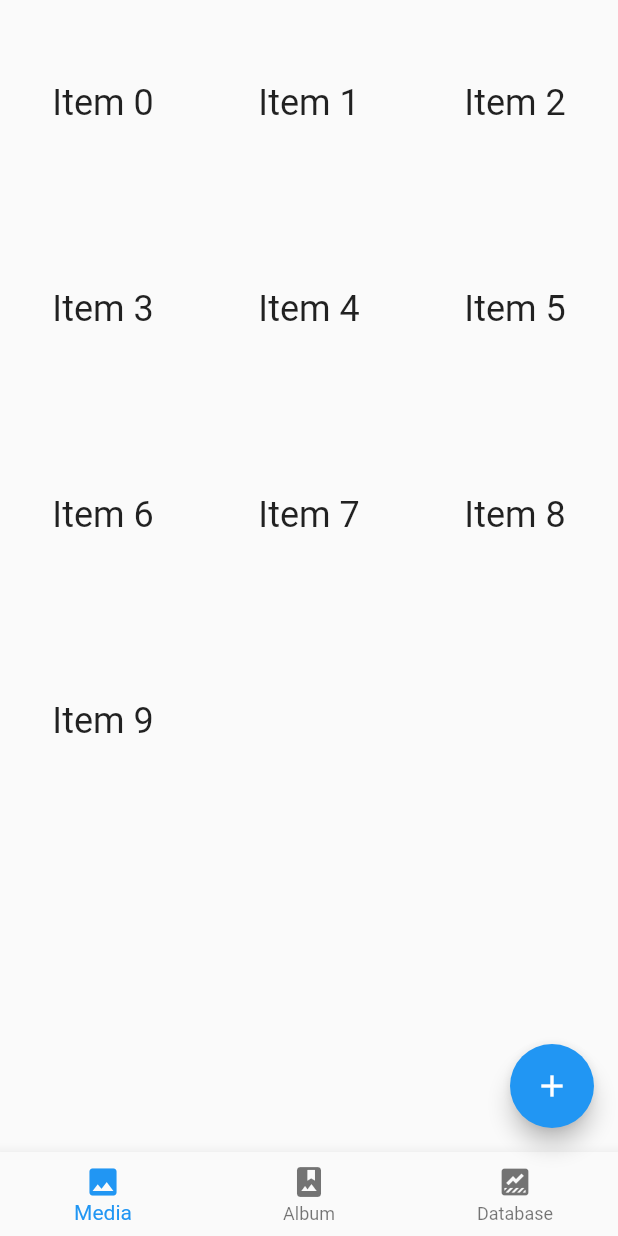
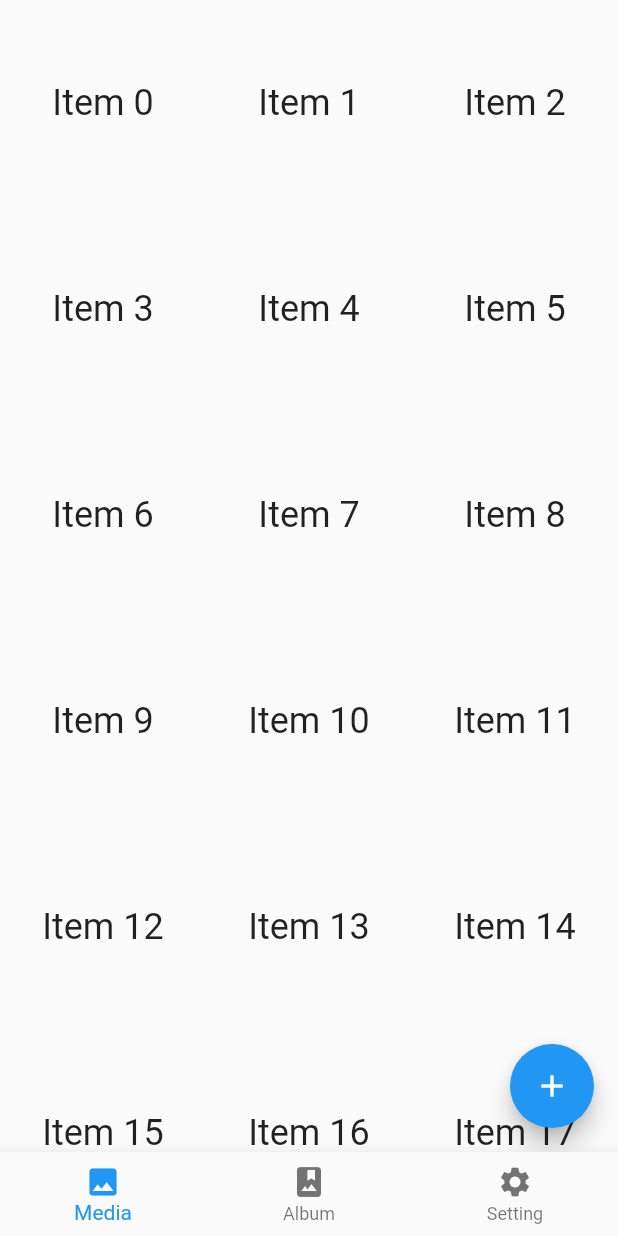
Before and after one commit to david8712403/my-personal-album-flutter, a Flutter app: the screen it shows after launch, after a tap on the "add" icon, on a phone screen of 412 x 824 dp. Run offline on Flutter 3.47's test engine with Material 2 defaults, Android fonts, the phone set to English and light mode, and no system bars.

Commit message:
Init bottom nav bar, and three screen

```diff
--- a/lib/main.dart
+++ b/lib/main.dart
@@ -1,5 +1,7 @@
 import 'package:flutter/material.dart';
-import 'package:flutter/services.dart';
+import 'package:my_album/screen/album_screen.dart';
+import 'package:my_album/screen/setting_screen.dart';
+import 'package:my_album/screen/media_screen.dart';
 
 void main() {
   runApp(const MyApp());
@@ -12,37 +14,16 @@ class MyApp extends StatelessWidget {
   @override
   Widget build(BuildContext context) {
     return MaterialApp(
-      title: 'Flutter Demo',
       theme: ThemeData(
-        // This is the theme of your application.
-        //
-        // Try running your application with "flutter run". You'll see the
-        // application has a blue toolbar. Then, without quitting the app, try
-        // changing the primarySwatch below to Colors.green and then invoke
-        // "hot reload" (press "r" in the console where you ran "flutter run",
-        // or simply save your changes to "hot reload" in a Flutter IDE).
-        // Notice that the counter didn't reset back to zero; the application
-        // is not restarted.
         primarySwatch: Colors.blue,
       ),
-      home: const MyHomePage(title: 'Flutter Demo Home Page'),
+      home: const MyHomePage(),
     );
   }
 }
 
 class MyHomePage extends StatefulWidget {
-  const MyHomePage({Key? key, required this.title}) : super(key: key);
-
-  // This widget is the home page of your application. It is stateful, meaning
-  // that it has a State object (defined below) that contains fields that affect
-  // how it looks.
-
-  // This class is the configuration for the state. It holds the values (in this
-  // case the title) provided by the parent (in this case the App widget) and
-  // used by the build method of the State. Fields in a Widget subclass are
-  // always marked "final".
-
-  final String title;
+  const MyHomePage({Key? key}) : super(key: key);
 
   @override
   State<MyHomePage> createState() => _MyHomePageState();
@@ -50,6 +31,7 @@ class MyHomePage extends StatefulWidget {
 
 class _MyHomePageState extends State<MyHomePage> {
   int _selectedIndex = 0;
+
   void _onItemTapped(int index) {
     setState(() {
       _selectedIndex = index;
@@ -59,25 +41,9 @@ class _MyHomePageState extends State<MyHomePage> {
   @override
   Widget build(BuildContext context) {
     return Scaffold(
-      body: GridView.count(
-        crossAxisCount: 3,
-        children: List.generate(10, (index) {
-          return Center(
-            child: Text(
-              'Item $index',
-              style: Theme.of(context).textTheme.headline5,
-            ),
-          );
-        }),
-      ),
-      floatingActionButton: FloatingActionButton(
-        onPressed: () => {
-          Clipboard.getData(Clipboard.kTextPlain).then((value) {
-            print(value?.text); //value is clipbarod data
-          })
-        },
-        tooltip: 'add',
-        child: const Icon(Icons.add),
+      body: IndexedStack(
+        index: _selectedIndex,
+        children: const [MediaScreen(), AlbumScreen(), SettingScreen()],
       ),
       bottomNavigationBar: BottomNavigationBar(
         items: const [
@@ -90,8 +56,8 @@ class _MyHomePageState extends State<MyHomePage> {
             label: 'Album',
           ),
           BottomNavigationBarItem(
-            icon: Icon(Icons.data_thresholding),
-            label: 'Database',
+            icon: Icon(Icons.settings),
+            label: 'Setting',
           ),
         ],
         currentIndex: _selectedIndex,
--- /dev/null
+++ b/lib/screen/album_screen.dart
@@ -0,0 +1,15 @@
+import 'package:flutter/material.dart';
+
+class AlbumScreen extends StatefulWidget {
+  const AlbumScreen({Key? key}) : super(key: key);
+
+  @override
+  State<AlbumScreen> createState() => _AlbumScreenState();
+}
+
+class _AlbumScreenState extends State<AlbumScreen> {
+  @override
+  Widget build(BuildContext context) {
+    return const Center(child: Text("Album Screen"));
+  }
+}
--- /dev/null
+++ b/lib/screen/media_screen.dart
@@ -0,0 +1,37 @@
+import 'package:flutter/material.dart';
+import 'package:flutter/services.dart';
+
+class MediaScreen extends StatefulWidget {
+  const MediaScreen({Key? key}) : super(key: key);
+
+  @override
+  State<MediaScreen> createState() => _MediaScreenState();
+}
+
+class _MediaScreenState extends State<MediaScreen> {
+  @override
+  Widget build(BuildContext context) {
+    return Scaffold(
+      body: GridView.count(
+        crossAxisCount: 3,
+        children: List.generate(100, (index) {
+          return Center(
+            child: Text(
+              'Item $index',
+              style: Theme.of(context).textTheme.headline5,
+            ),
+          );
+        }),
+      ),
+      floatingActionButton: FloatingActionButton(
+        onPressed: () => {
+          Clipboard.getData(Clipboard.kTextPlain).then((value) {
+            print(value?.text); //value is clipbarod data
+          })
+        },
+        tooltip: 'add',
+        child: const Icon(Icons.add),
+      ),
+    );
+  }
+}
--- /dev/null
+++ b/lib/screen/setting_screen.dart
@@ -0,0 +1,15 @@
+import 'package:flutter/material.dart';
+
+class SettingScreen extends StatefulWidget {
+  const SettingScreen({Key? key}) : super(key: key);
+
+  @override
+  State<SettingScreen> createState() => _SettingScreenState();
+}
+
+class _SettingScreenState extends State<SettingScreen> {
+  @override
+  Widget build(BuildContext context) {
+    return const Center(child: Text("Database Screen"));
+  }
+}
```
Also changed, not shown: 3 other files.
